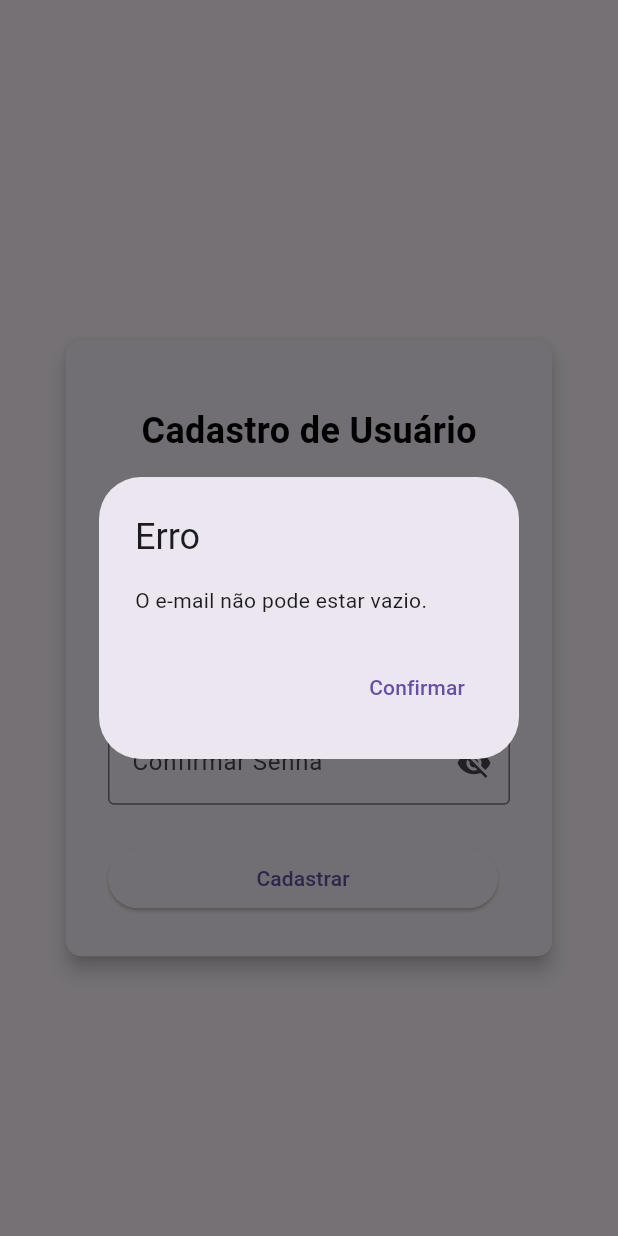
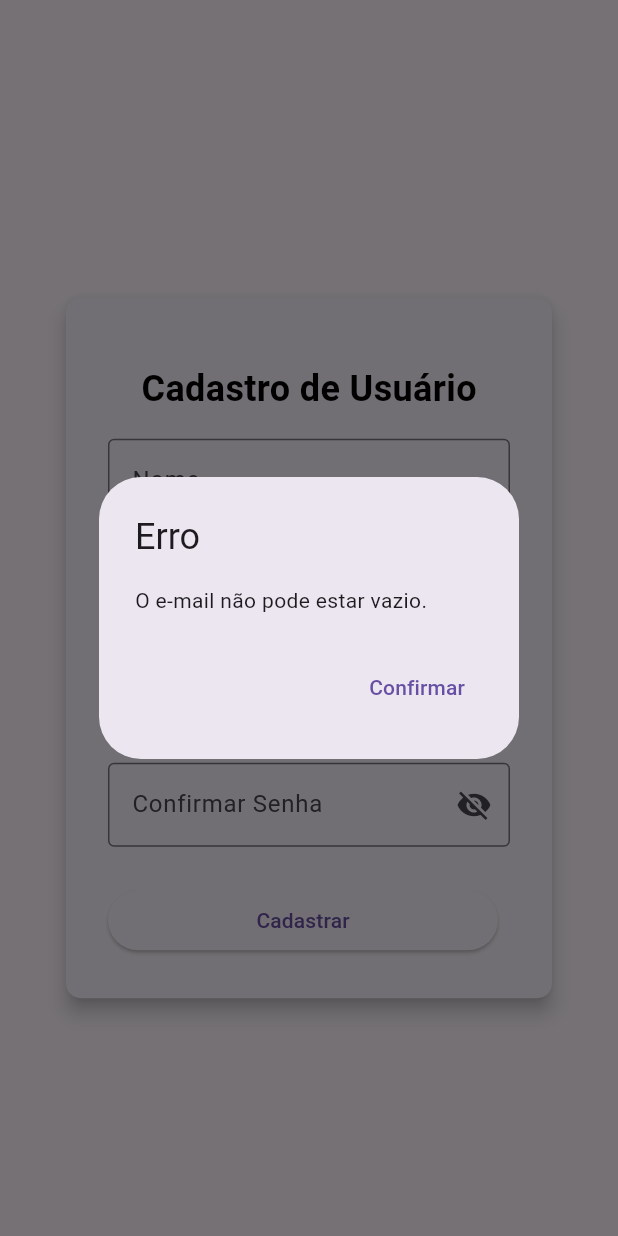
Before and after one commit to Grupo01Biopark/SagaFlutter, a Flutter app: the RegistrationUser screen opened directly, after a tap on "Cadastrar", on a phone screen of 412 x 824 dp. Run offline on Flutter 3.47's test engine with Material 3 defaults, Android fonts, the phone set to English and light mode, and no system bars; missing offline and left inert: dart:html; accounts and stored records are empty.

Commit message:
cadastro usuario final

```diff
--- a/lib/pages/login/tela_cadastro_user.dart
+++ b/lib/pages/login/tela_cadastro_user.dart
@@ -16,11 +16,10 @@ class RegistrationUser extends StatefulWidget {
 }
 
 class _RegistrationUserState extends State<RegistrationUser> {
+  final TextEditingController _nameController = TextEditingController();
   final TextEditingController _emailController = TextEditingController();
-  final TextEditingController _confirmPasswordController =
-      TextEditingController();
+  final TextEditingController _confirmPasswordController = TextEditingController();
   bool _obscureConfirmPassword = true;
-
 
   void _showDialog(String title, String content, [VoidCallback? onConfirm]) {
     showDialog(
@@ -46,6 +45,7 @@ class _RegistrationUserState extends State<RegistrationUser> {
   }
 
   void _validateAndSubmit() async {
+    final String name = _nameController.text;
     final String email = _emailController.text;
     final String? validationMessage = _validateEmail(email);
 
@@ -58,7 +58,8 @@ void _validateAndSubmit() async {
         url,
         headers: {'Content-Type': 'application/json'},
         body: jsonEncode({
-        'email': _emailController.text,
+          'name': name,
+          'email': email,
           'password': _confirmPasswordController.text,
         }),
       );
@@ -120,6 +121,13 @@ void _validateAndSubmit() async {
                       ),
                     ),
                     const SizedBox(height: 16),
+                    TextField(
+                      controller: _nameController,
+                      decoration: const InputDecoration(
+                        labelText: 'Nome',
+                        border: OutlineInputBorder(),
+                      ),
+                    ),
                     const SizedBox(height: 16),
                     TextField(
                       controller: _emailController,
@@ -138,14 +146,11 @@ void _validateAndSubmit() async {
                         border: const OutlineInputBorder(),
                         suffixIcon: IconButton(
                           icon: Icon(
-                            _obscureConfirmPassword
-                                ? Icons.visibility_off
-                                : Icons.visibility,
+                            _obscureConfirmPassword ? Icons.visibility_off : Icons.visibility,
                           ),
                           onPressed: () {
                             setState(() {
-                              _obscureConfirmPassword =
-                                  !_obscureConfirmPassword;
+                              _obscureConfirmPassword = !_obscureConfirmPassword;
                             });
                           },
                         ),
```
Lines whose indentation alone changed are shown as unchanged.
